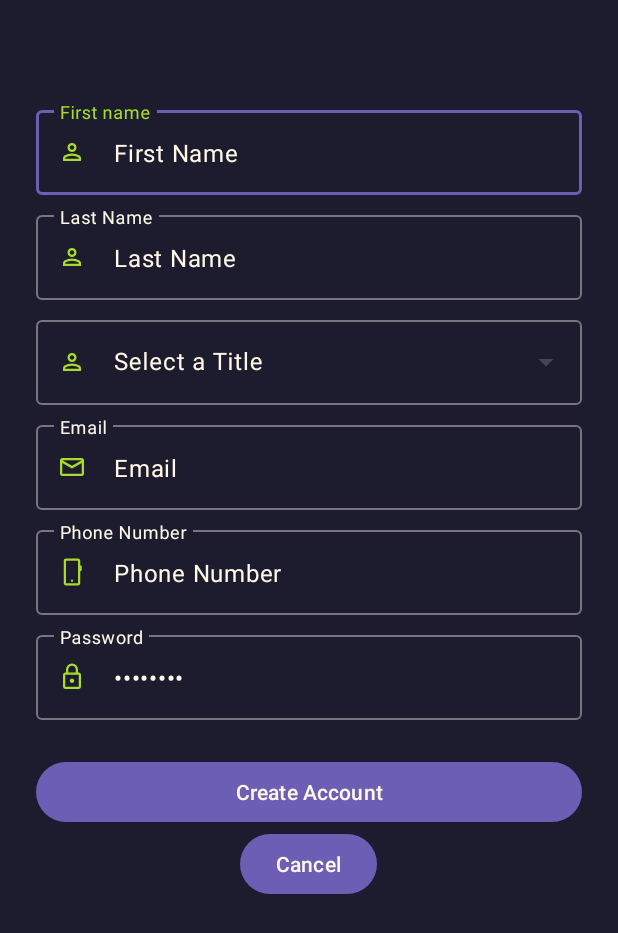
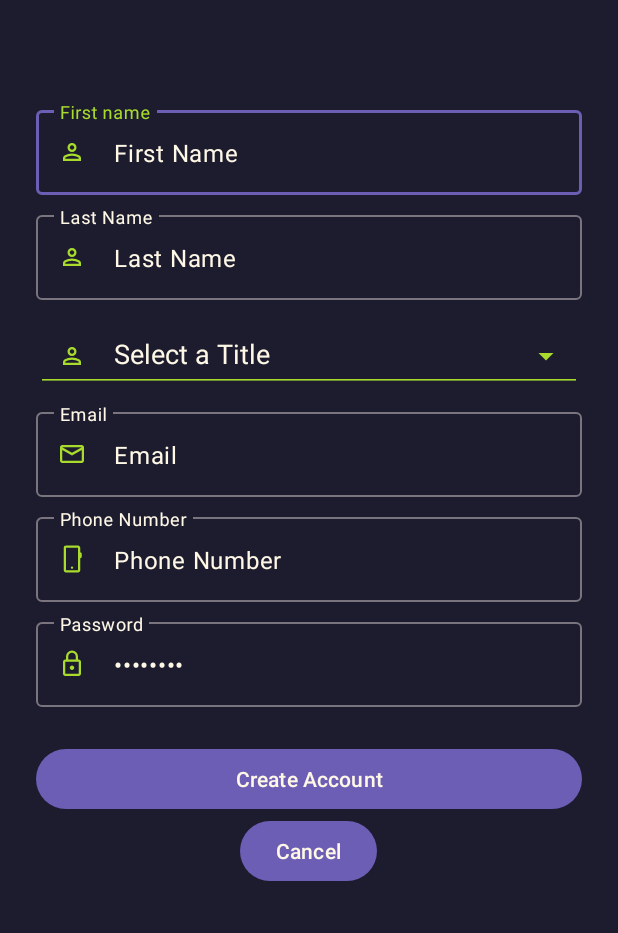
Before and after one commit to GoopSoftware/Registration-App, an Android app: the layout activity_main.xml on its own in the app's theme, with its tools: preview values and no code run, on a phone screen of 412 x 824 dp. Shown: the top 933 px of the screen. Run offline under Robolectric (Android 15) with nearby library versions, the phone set to English and light mode, and no system bars.

```diff
--- a/app/src/main/AndroidManifest.xml
+++ b/app/src/main/AndroidManifest.xml
@@ -13,6 +13,9 @@
         android:theme="@style/Theme.RegistrationForm"
         tools:targetApi="31">
         <activity
+            android:name=".SummaryScreen"
+            android:exported="false" />
+        <activity
             android:name=".MainActivity"
             android:exported="true">
             <intent-filter>
--- a/app/src/main/res/layout/activity_main.xml
+++ b/app/src/main/res/layout/activity_main.xml
@@ -62,14 +62,15 @@
 
 
         <com.google.android.material.textfield.TextInputLayout
-            style="@style/Widget.Material3.TextInputLayout.OutlinedBox.ExposedDropdownMenu"
             android:layout_width="match_parent"
             android:layout_height="wrap_content"
+            android:id="@+id/menu"
+            style="@style/Widget.App.ExposedDropdownMenu"
             android:hint="Select a Title"
-            android:paddingTop="8dp"
+            android:textColorHint="@color/cream"
             app:startIconDrawable="@drawable/person_20px"
             app:startIconTint="@color/lime_green"
-            android:textColorHint="@color/cream"
+            android:layout_marginTop="8dp"
            >
 
             <AutoCompleteTextView
@@ -77,8 +78,9 @@
                 android:layout_width="match_parent"
                 android:layout_height="wrap_content"
                 android:inputType="none"
-                android:textColor="@color/lime_green"
-                android:textCursorDrawable="@null"
+                android:textColor="@color/cream"
+                android:backgroundTint="@color/lime_green"
+
                 />
 
         </com.google.android.material.textfield.TextInputLayout>
--- a/app/src/main/res/values/themes.xml
+++ b/app/src/main/res/values/themes.xml
@@ -17,6 +17,20 @@
 
     </style>
 
+    <style name="TextAppearance.App.DropDownItem" parent="TextAppearance.Material3.BodyLarge">
+        <item name="android:textColor">@color/cream</item>
+    </style>
+
+    <style name="ThemeOverlay.App.ExposedDropdownMenu" parent="">
+        <item name="textAppearanceBodyLarge">@style/TextAppearance.App.DropDownItem</item>
+    </style>
+
+    <style name="Widget.App.ExposedDropdownMenu" parent="Widget.Material3.TextInputLayout.OutlinedBox.ExposedDropdownMenu">
+        <item name="materialThemeOverlay">@style/ThemeOverlay.App.ExposedDropdownMenu</item>
+        <item name="boxBackgroundColor">@color/deep_gray_blue</item>
+        <item name="hintTextColor">@color/lime_green</item>
+        <item name="endIconTint">@color/lime_green</item>
+    </style>
 
     <style name="Theme.RegistrationForm" parent="Base.Theme.RegistrationForm" />
 
```
Also changed, not shown: app/src/main/java/com/dzl/registrationform/IntentManager.kt (added, +19 -0 lines), app/src/main/java/com/dzl/registrationform/MainActivity.kt (+19 -2 lines), app/src/main/java/com/dzl/registrationform/SummaryScreen.kt (added, +20 -0 lines), app/src/main/res/layout/activity_summary_screen.xml (added, +10 -0 lines).
